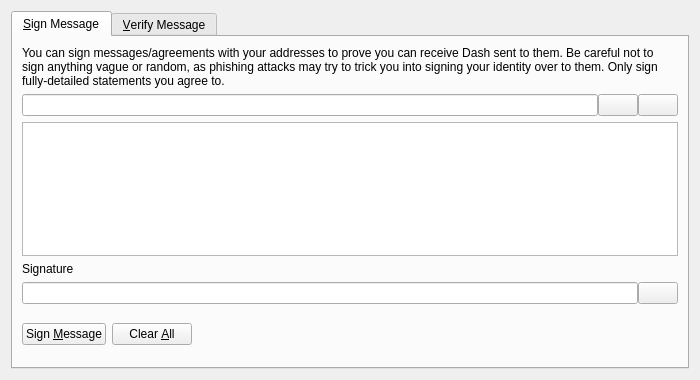
This is src/qt/forms/signverifymessagedialog.ui in enox-c/enox-c as Qt 5 draws it before an edit. The edited form follows.
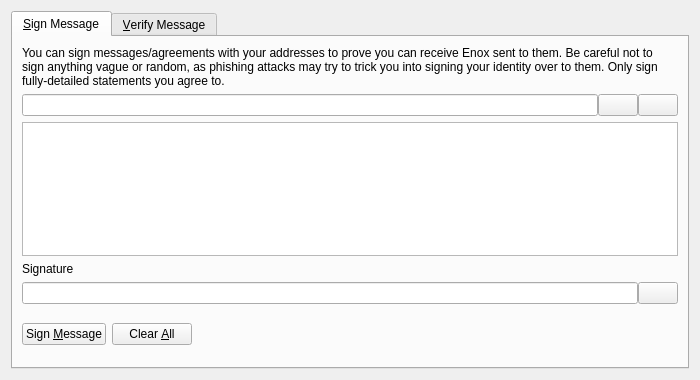
This is the edited form. Custom widgets are drawn as their Qt base class.

What changed in the file:
```diff
--- a/src/qt/forms/signverifymessagedialog.ui
+++ b/src/qt/forms/signverifymessagedialog.ui
@@ -30,7 +30,7 @@
        <item>
         <widget class="QLabel" name="infoLabel_SM">
          <property name="text">
-          <string>You can sign messages/agreements with your addresses to prove you can receive Dash sent to them. Be careful not to sign anything vague or random, as phishing attacks may try to trick you into signing your identity over to them. Only sign fully-detailed statements you agree to.</string>
+          <string>You can sign messages/agreements with your addresses to prove you can receive Enox sent to them. Be careful not to sign anything vague or random, as phishing attacks may try to trick you into signing your identity over to them. Only sign fully-detailed statements you agree to.</string>
          </property>
          <property name="textFormat">
           <enum>Qt::PlainText</enum>
```
Left out of the diff: 10 changed lines with no effect on the pictures.
